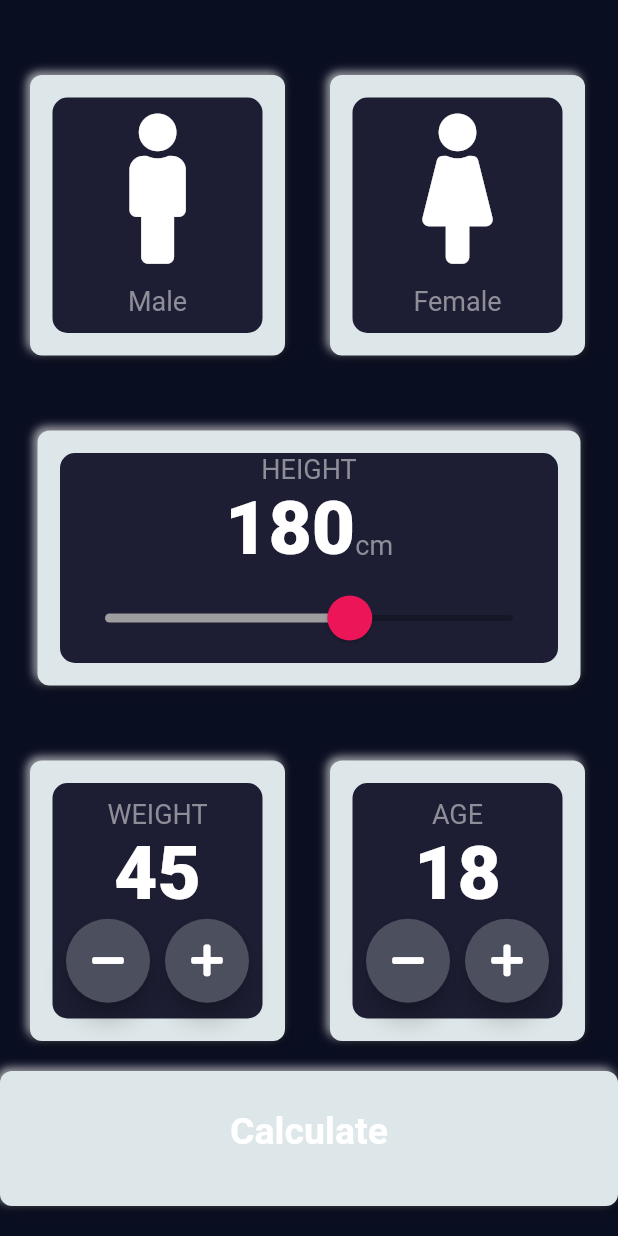
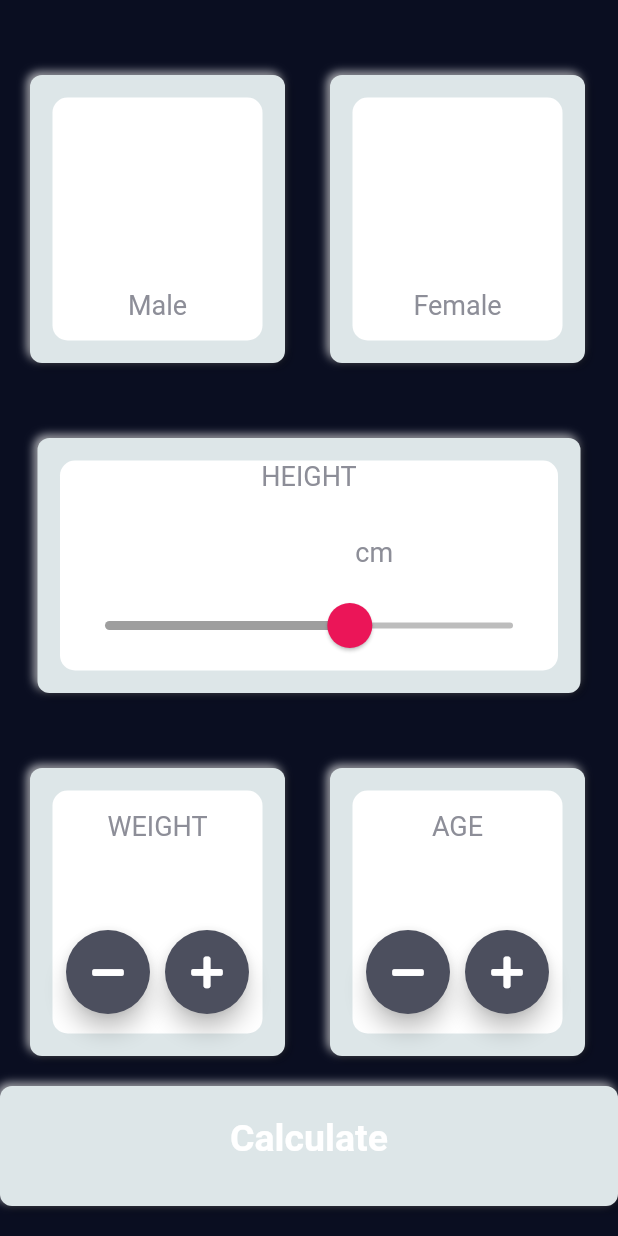
Before and after one commit to yousaf753/bmi_calculator, a Flutter app: the screen it shows after launch, on a phone screen of 412 x 824 dp. Run offline on Flutter 3.47's test engine with Material 2 defaults, Android fonts, the phone set to English and light mode, and no system bars; drawn by our look-alikes of flutter_neumorphic; our stand-ins replace font_awesome_flutter.

Commit message:
colors update

```diff
--- a/lib/constants.dart
+++ b/lib/constants.dart
@@ -1,9 +1,9 @@
 import 'package:flutter/material.dart';
 
-const kBottomContainerHeight = 80.0;
-const kActiveCardColour = Color(0xFF1D1E33);
-const kInactiveCardColour = Color(0xFF111328);
-const kBottomContainerColour = Color(0xFFEB1555);
+
+const kBottomContainerHeight = 70.0;
+const kActiveCardColour = Colors.white;
+const kInactiveCardColour = Colors.black12;
 
 const kLabelTextStyle = TextStyle(
   fontSize: 18.0,
```
